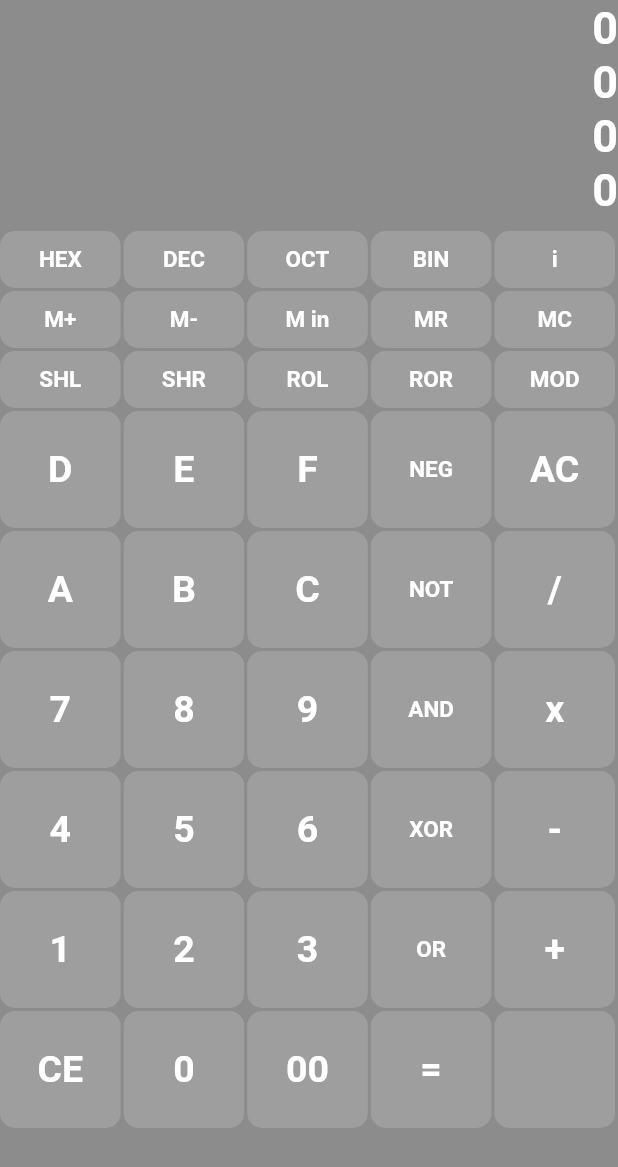
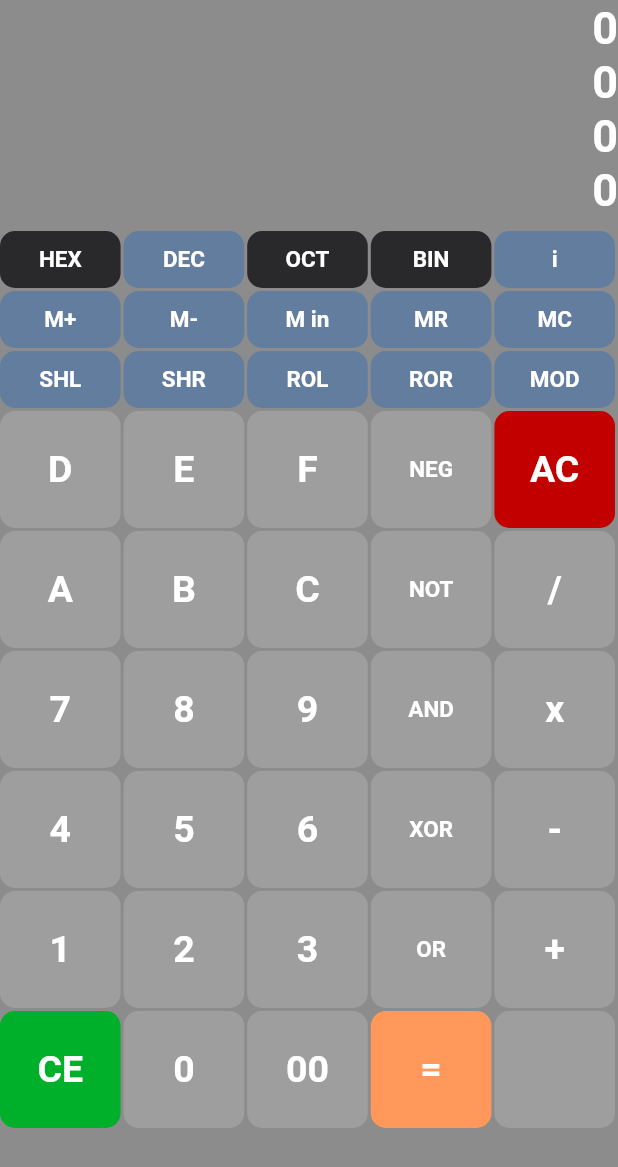
Before and after one commit to alpiepho/hexcalc_tn, a Flutter app: the screen it shows after launch, on a phone screen of 412 x 824 dp. Shown: the top 1167 px of the screen. Run offline on Flutter 3.47's test engine with Material 2 defaults, Android fonts, the light colour scheme and no system bars.

Commit message:
started adding colors to buttons; next gradients

```diff
--- a/lib/constants.dart
+++ b/lib/constants.dart
@@ -13,7 +13,6 @@ const kMainColumnHeightLandscape = 80.0;
 
 const kMainColumnWidthPortrait = 80.0;
 const kMainColumnWidthLandscape = 80.0;
-
 
 
 
@@ -55,13 +54,30 @@ const kResultTextStyle_system = TextStyle(
   height: 1.2,
 );
 
+// red
+// #C30000
 
-const kLabelTextStyle_system = TextStyle(
+// blue
+// #637D9E
+
+// green
+// #00B02B
+
+// orange
+// #FF985A
+
+
+const kLabelTextStyle = TextStyle(
   fontSize: 15.0,
   color: Colors.white,
   fontWeight: FontWeight.bold,
 );
 
+const kBlueColor = Color(0xFF637D9E);
+const kRedColor = Color(0xFFC30000);
+const kGreenColor = Color(0xFF00B02B);
+const kOrangeColor = Color(0xFFFF985A);
+const kDarkColor = Color(0xFFF29292C);
 
 const kNumberTextStyle_system = TextStyle(
   fontSize: 25,
--- a/lib/engine.dart
+++ b/lib/engine.dart
@@ -1,37 +1,38 @@
 import 'package:flutter/material.dart';
 import 'package:hexcalc_tn/constants.dart';
 
-class Line {
-  Line(
-    this.label,
-    this.style,
-    this.halfHeight
+
+
+class User {
+
+  String name;
+  int age;
+  String home;
+
+  User(this.name, this.age, {this.home = 'Earth'});
+}
+
+
+class Cell {
+  String label;
+  TextStyle style;
+  bool halfHeight;
+  Color background;
+  // bool gradient = true;
+  // int spanCount = 1;
+  // int outlineCount = 0;
+
+  Cell(
+    {
+      this.label = '',
+      this.style = kNumberTextStyle_system,
+      this.halfHeight = false,
+      this.background = Colors.grey,
+    }
   );
 
-  String label = "";
-  TextStyle style = kResultTextStyle_system;
 
-  bool gradient = false;
-  bool halfHeight = false;
-  int spanCount = 1;
-  bool rightJustify = false;
-  int outlineCount = 0;
-}
-class Cell {
-  Cell(
-    this.label,
-    this.style,
-    this.halfHeight
-  );
 
-  String label = "";
-  TextStyle style = kNumberTextStyle_system;
-
-  bool gradient = false;
-  bool halfHeight = false;
-  int spanCount = 1;
-  bool rightJustify = false;
-  int outlineCount = 0;
 }
 class Engine {
   // Color colorTextLeft = Colors.black;
@@ -68,72 +69,72 @@ class Engine {
 
   int rows = 9;
   int cols = 5;
-  var grid = List.generate(9, (i) => List.generate(5, (index) => Cell("", kNumberTextStyle_system, false)), growable: false);
+  var grid = List.generate(9, (i) => List.generate(5, (index) => Cell()), growable: false);
 
   Engine() {
     int row = 0;
     int col = 0;
-    grid[row][col] = new Cell("HEX", kLabelTextStyle_system, true); col++;
-    grid[row][col] = new Cell("DEC", kLabelTextStyle_system, true); col++;
-    grid[row][col] = new Cell("OCT", kLabelTextStyle_system, true); col++;
-    grid[row][col] = new Cell("BIN", kLabelTextStyle_system, true); col++;
-    grid[row][col] = new Cell("i", kLabelTextStyle_system, true); col++;
+    grid[row][col] = new Cell(label: "HEX", style: kLabelTextStyle, halfHeight: true, background: kDarkColor); col++;
+    grid[row][col] = new Cell(label: "DEC", style: kLabelTextStyle, halfHeight: true, background: kBlueColor); col++;
+    grid[row][col] = new Cell(label: "OCT", style: kLabelTextStyle, halfHeight: true, background: kDarkColor); col++;
+    grid[row][col] = new Cell(label: "BIN", style: kLabelTextStyle, halfHeight: true, background: kDarkColor); col++;
+    grid[row][col] = new Cell(label: "i", style: kLabelTextStyle, halfHeight: true, background: kBlueColor); col++;
     row++;
     col = 0;
-    grid[row][col] = new Cell("M+", kLabelTextStyle_system, true); col++;
-    grid[row][col] = new Cell("M-", kLabelTextStyle_system, true); col++;
-    grid[row][col] = new Cell("M in", kLabelTextStyle_system, true); col++;
-    grid[row][col] = new Cell("MR", kLabelTextStyle_system, true); col++;
-    grid[row][col] = new Cell("MC", kLabelTextStyle_system, true); col++;
+    grid[row][col] = new Cell(label: "M+", style: kLabelTextStyle, halfHeight: true, background: kBlueColor); col++;
+    grid[row][col] = new Cell(label: "M-", style: kLabelTextStyle, halfHeight: true, background: kBlueColor); col++;
+    grid[row][col] = new Cell(label: "M in", style: kLabelTextStyle, halfHeight: true, background: kBlueColor); col++;
+    grid[row][col] = new Cell(label: "MR", style: kLabelTextStyle, halfHeight: true, background: kBlueColor); col++;
+    grid[row][col] = new Cell(label: "MC", style: kLabelTextStyle, halfHeight: true, background: kBlueColor); col++;
     row++;
     col = 0;
-    grid[row][col] = new Cell("SHL", kLabelTextStyle_system, true); col++;
-    grid[row][col] = new Cell("SHR", kLabelTextStyle_system, true); col++;
-    grid[row][col] = new Cell("ROL", kLabelTextStyle_system, true); col++;
-    grid[row][col] = new Cell("ROR", kLabelTextStyle_system, true); col++;
-    grid[row][col] = new Cell("MOD", kLabelTextStyle_system, true); col++;
+    grid[row][col] = new Cell(label: "SHL", style: kLabelTextStyle, halfHeight: true, background: kBlueColor); col++;
+    grid[row][col] = new Cell(label: "SHR", style: kLabelTextStyle, halfHeight: true, background: kBlueColor); col++;
+    grid[row][col] = new Cell(label: "ROL", style: kLabelTextStyle, halfHeight: true, background: kBlueColor); col++;
+    grid[row][col] = new Cell(label: "ROR", style: kLabelTextStyle, halfHeight: true, background: kBlueColor); col++;
+    grid[row][col] = new Cell(label: "MOD", style: kLabelTextStyle, halfHeight: true, background: kBlueColor); col++;
     row++;
     col = 0;
-    grid[row][col] = new Cell("D", kNumberTextStyle_system, false); col++;
-    grid[row][col] = new Cell("E", kNumberTextStyle_system, false); col++;
-    grid[row][col] = new Cell("F", kNumberTextStyle_system, false); col++;
-    grid[row][col] = new Cell("NEG", kLabelTextStyle_system, false); col++;
-    grid[row][col] = new Cell("AC", kNumberTextStyle_system, false); col++;
+    grid[row][col] = new Cell(label: "D"); col++;
+    grid[row][col] = new Cell(label: "E"); col++;
+    grid[row][col] = new Cell(label: "F"); col++;
+    grid[row][col] = new Cell(label: "NEG", style: kLabelTextStyle); col++;
+    grid[row][col] = new Cell(label: "AC", background: kRedColor); col++;
     row++;
     col = 0;
-    grid[row][col] = new Cell("A", kNumberTextStyle_system, false); col++;
-    grid[row][col] = new Cell("B", kNumberTextStyle_system, false); col++;
-    grid[row][col] = new Cell("C", kNumberTextStyle_system, false); col++;
-    grid[row][col] = new Cell("NOT", kLabelTextStyle_system, false); col++;
-    grid[row][col] = new Cell("/", kNumberTextStyle_system, false); col++;
+    grid[row][col] = new Cell(label: "A"); col++;
+    grid[row][col] = new Cell(label: "B"); col++;
+    grid[row][col] = new Cell(label: "C"); col++;
+    grid[row][col] = new Cell(label: "NOT", style: kLabelTextStyle); col++;
+    grid[row][col] = new Cell(label: "/"); col++;
     row++;
     col = 0;
-    grid[row][col] = new Cell("7", kNumberTextStyle_system, false); col++;
-    grid[row][col] = new Cell("8", kNumberTextStyle_system, false); col++;
-    grid[row][col] = new Cell("9", kNumberTextStyle_system, false); col++;
-    grid[row][col] = new Cell("AND", kLabelTextStyle_system, false); col++;
-    grid[row][col] = new Cell("x", kNumberTextStyle_system, false); col++;
+    grid[row][col] = new Cell(label: "7"); col++;
+    grid[row][col] = new Cell(label: "8"); col++;
+    grid[row][col] = new Cell(label: "9"); col++;
+    grid[row][col] = new Cell(label: "AND", style: kLabelTextStyle); col++;
+    grid[row][col] = new Cell(label: "x"); col++;
     row++;
     col = 0;
-    grid[row][col] = new Cell("4", kNumberTextStyle_system, false); col++;
-    grid[row][col] = new Cell("5", kNumberTextStyle_system, false); col++;
-    grid[row][col] = new Cell("6", kNumberTextStyle_system, false); col++;
-    grid[row][col] = new Cell("XOR", kLabelTextStyle_system, false); col++;
-    grid[row][col] = new Cell("-", kNumberTextStyle_system, false); col++;
+    grid[row][col] = new Cell(label: "4"); col++;
+    grid[row][col] = new Cell(label: "5"); col++;
+    grid[row][col] = new Cell(label: "6"); col++;
+    grid[row][col] = new Cell(label: "XOR", style: kLabelTextStyle); col++;
+    grid[row][col] = new Cell(label: "-"); col++;
     row++;
     col = 0;
-    grid[row][col] = new Cell("1", kNumberTextStyle_system, false); col++;
-    grid[row][col] = new Cell("2", kNumberTextStyle_system, false); col++;
-    grid[row][col] = new Cell("3", kNumberTextStyle_system, false); col++;
-    grid[row][col] = new Cell("OR", kLabelTextStyle_system, false); col++;
-    grid[row][col] = new Cell("+", kNumberTextStyle_system, false); col++;
+    grid[row][col] = new Cell(label: "1"); col++;
+    grid[row][col] = new Cell(label: "2"); col++;
+    grid[row][col] = new Cell(label: "3"); col++;
+    grid[row][col] = new Cell(label: "OR", style: kLabelTextStyle); col++;
+    grid[row][col] = new Cell(label: "+"); col++;
     row++;
     col = 0;
-    grid[row][col] = new Cell("CE", kNumberTextStyle_system, false); col++;
-    grid[row][col] = new Cell("0", kNumberTextStyle_system, false); col++;
-    grid[row][col] = new Cell("00", kNumberTextStyle_system, false); col++;
-    grid[row][col] = new Cell("=", kNumberTextStyle_system, false); col++;
-    grid[row][col] = new Cell("", kNumberTextStyle_system, false); col++;
+    grid[row][col] = new Cell(label: "CE", background: kGreenColor); col++;
+    grid[row][col] = new Cell(label: "0"); col++;
+    grid[row][col] = new Cell(label: "00"); col++;
+    grid[row][col] = new Cell(label: "=", background: kOrangeColor); col++;
+    grid[row][col] = new Cell(label: ""); col++;
 
   }
 
--- a/lib/screens/calculator_page.dart
+++ b/lib/screens/calculator_page.dart
@@ -22,7 +22,7 @@ class _CalculatorPageState extends State<CalculatorPage> {
   // for display
   //
   // Color _colorTextLeft = Colors.black;
-  Color _colorBackgroundLeft = Colors.grey;
+  // Color _colorBackgroundLeft = Colors.grey;
   // Color _colorTextRight = Colors.black;
   // Color _colorBackgroundRight = Colors.blueAccent;
 
@@ -386,10 +386,11 @@ class _CalculatorPageState extends State<CalculatorPage> {
       for (var j=0; j < this._engine.getCols(); j++) {
         var label = this._engine.getLabel(i, j);
         var style = this._engine.getStyle(i, j);
+        var background = this._engine.grid[i][j].background;
         rowWidgets.add(new Expanded(
                         child: CalcButton(
                           //onPress: _incrementLeft,
-                          color: _colorBackgroundLeft,
+                          color: background,
                           margin: EdgeInsets.fromLTRB(0, 0, 2, 2),
                           portrait: forcePortrait,
                           cardChild: Column(
```
